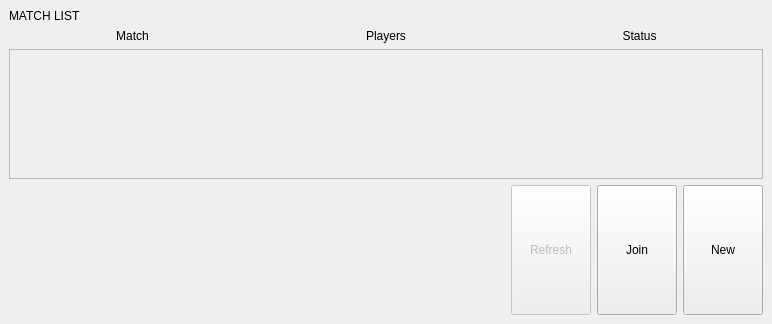
The window that client/src/main/launcher/ui/mainwindow.ui (JulianBiancardi/Wolfenstein-Taller1) describes before a commit, drawn with Qt 5.
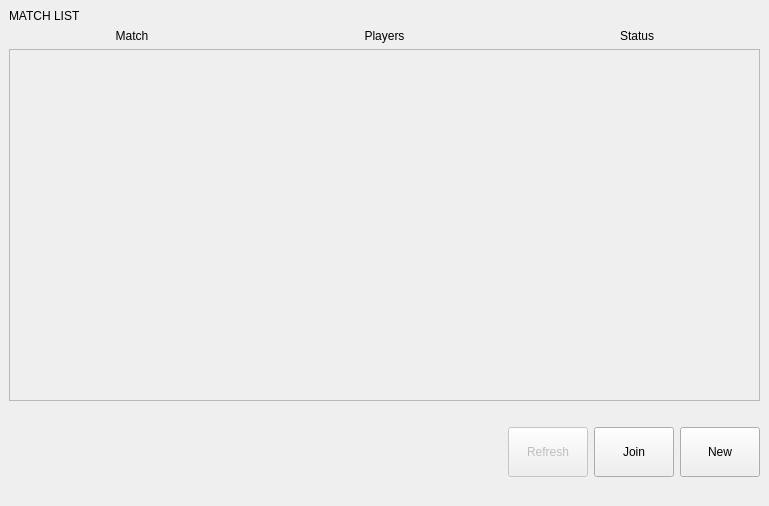
The same window after the commit.

Commit message: [UPDATE] - add the type value in the ids.yaml

The edit to the form file:
```diff
--- a/client/src/main/launcher/ui/mainwindow.ui
+++ b/client/src/main/launcher/ui/mainwindow.ui
@@ -6,8 +6,8 @@
    <rect>
     <x>0</x>
     <y>0</y>
-    <width>772</width>
-    <height>324</height>
+    <width>769</width>
+    <height>506</height>
    </rect>
   </property>
   <property name="windowTitle">
@@ -69,18 +69,47 @@
         <rect>
          <x>0</x>
          <y>0</y>
-         <width>752</width>
-         <height>124</height>
+         <width>749</width>
+         <height>189</height>
         </rect>
        </property>
        <layout class="QVBoxLayout" name="verticalLayout_3">
         <item>
          <layout class="QVBoxLayout" name="matchesLayout"/>
         </item>
+        <item>
+         <spacer name="verticalSpacer_3">
+          <property name="orientation">
+           <enum>Qt::Vertical</enum>
+          </property>
+          <property name="sizeHint" stdset="0">
+           <size>
+            <width>20</width>
+            <height>40</height>
+           </size>
+          </property>
+         </spacer>
+        </item>
        </layout>
       </widget>
      </widget>
     </item>
+    <item>
+     <spacer name="verticalSpacer_2">
+      <property name="orientation">
+       <enum>Qt::Vertical</enum>
+      </property>
+      <property name="sizeType">
+       <enum>QSizePolicy::Fixed</enum>
+      </property>
+      <property name="sizeHint" stdset="0">
+       <size>
+        <width>20</width>
+        <height>20</height>
+       </size>
+      </property>
+     </spacer>
+    </item>
     <item>
      <layout class="QHBoxLayout" name="horizontalLayout">
       <item>
@@ -88,6 +117,9 @@
         <property name="orientation">
          <enum>Qt::Horizontal</enum>
         </property>
+        <property name="sizeType">
+         <enum>QSizePolicy::Expanding</enum>
+        </property>
         <property name="sizeHint" stdset="0">
          <size>
           <width>40</width>
@@ -107,6 +139,18 @@
           <verstretch>0</verstretch>
          </sizepolicy>
         </property>
+        <property name="minimumSize">
+         <size>
+          <width>0</width>
+          <height>50</height>
+         </size>
+        </property>
+        <property name="maximumSize">
+         <size>
+          <width>16777215</width>
+          <height>50</height>
+         </size>
+        </property>
         <property name="text">
          <string>Refresh</string>
         </property>
@@ -120,6 +164,18 @@
           <verstretch>0</verstretch>
          </sizepolicy>
         </property>
+        <property name="minimumSize">
+         <size>
+          <width>0</width>
+          <height>50</height>
+         </size>
+        </property>
+        <property name="maximumSize">
+         <size>
+          <width>16777215</width>
+          <height>50</height>
+         </size>
+        </property>
         <property name="text">
          <string>Join</string>
         </property>
@@ -133,6 +189,18 @@
           <verstretch>0</verstretch>
          </sizepolicy>
         </property>
+        <property name="minimumSize">
+         <size>
+          <width>0</width>
+          <height>50</height>
+         </size>
+        </property>
+        <property name="maximumSize">
+         <size>
+          <width>16777215</width>
+          <height>50</height>
+         </size>
+        </property>
         <property name="text">
          <string>New</string>
         </property>
@@ -140,6 +208,22 @@
       </item>
      </layout>
     </item>
+    <item>
+     <spacer name="verticalSpacer">
+      <property name="orientation">
+       <enum>Qt::Vertical</enum>
+      </property>
+      <property name="sizeType">
+       <enum>QSizePolicy::Fixed</enum>
+      </property>
+      <property name="sizeHint" stdset="0">
+       <size>
+        <width>20</width>
+        <height>20</height>
+       </size>
+      </property>
+     </spacer>
+    </item>
    </layout>
   </widget>
  </widget>
```
The commit also changes 23 other files.
